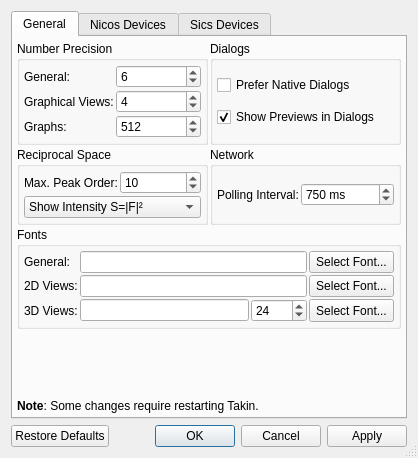
Old version of the form ui/settings.ui in the repository tweber-ill/frm_mirror-takin1.
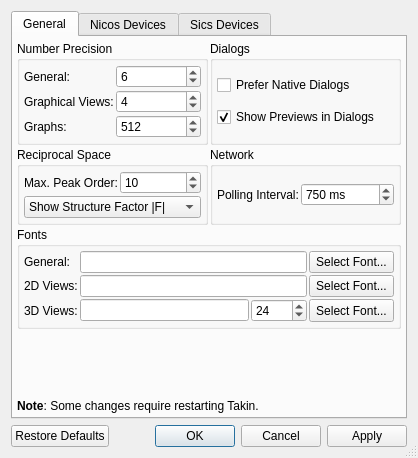
New version of the form.

The edit to the form file:
```diff
--- a/ui/settings.ui
+++ b/ui/settings.ui
@@ -345,7 +345,7 @@
              <string>Structure Factor</string>
             </property>
             <property name="currentIndex">
-             <number>1</number>
+             <number>0</number>
             </property>
             <item>
              <property name="text">
```
